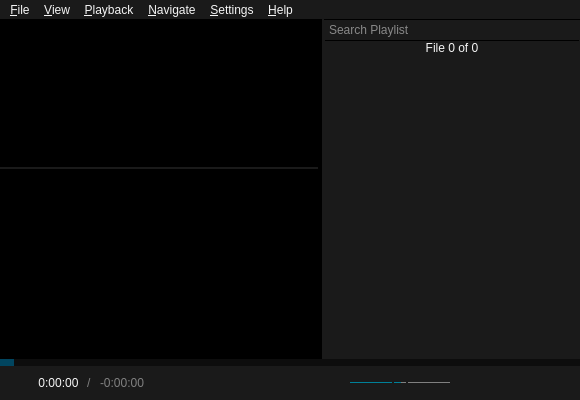
Qt form src/ui/mainwindow.ui (u8sand/Baka-MPlayer) before a commit.
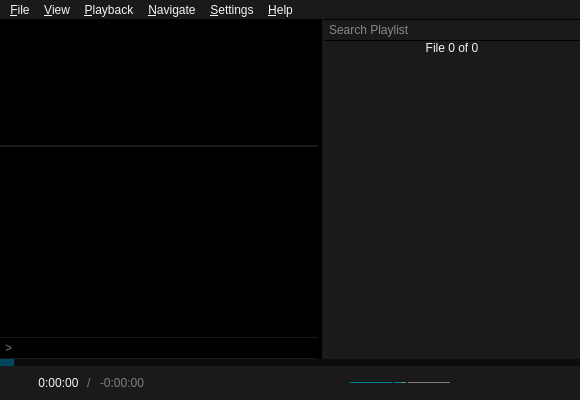
The same form after that commit. Icons and pictures are not drawn. Custom widgets are drawn as their Qt base class.

Commit message: mainwindow.ui: add command input box

```diff
--- a/src/ui/mainwindow.ui
+++ b/src/ui/mainwindow.ui
@@ -68,7 +68,8 @@
 
 QSplitter::handle,
 #mpvFrame,
-#outputTextEdit {
+#outputTextEdit,
+#inputLineEdit {
 	background: black;
 }
 
@@ -77,6 +78,17 @@
 	border-top: 2px solid #1A1A1A;
 }
 
+#inputLineEdit {
+	font: 12px &quot;Courier New&quot;,monospace;
+	padding: 2px;
+	border-style: solid;
+	border-width: 1px;
+	border-color: #1A1A1A black;
+}
+#inputLineEdit:focus {
+	border-color: #008098;
+}
+
 /* Playlist */
 
 #searchBox {
@@ -150,7 +162,7 @@
 }</string>
   </property>
   <widget class="QWidget" name="centralwidget">
-   <layout class="QVBoxLayout" name="verticalLayout">
+   <layout class="QVBoxLayout" name="verticalLayout_2">
     <property name="spacing">
      <number>0</number>
     </property>
@@ -167,9 +179,9 @@
      <number>0</number>
     </property>
     <item>
-     <widget class="CustomSplitter" name="splitter">
+     <widget class="QSplitter" name="splitter">
       <property name="enabled">
-       <bool>false</bool>
+       <bool>true</bool>
       </property>
       <property name="orientation">
        <enum>Qt::Horizontal</enum>
@@ -178,7 +190,7 @@
        <property name="sizePolicy">
         <sizepolicy hsizetype="Preferred" vsizetype="Expanding">
          <horstretch>1</horstretch>
-         <verstretch>0</verstretch>
+         <verstretch>1</verstretch>
         </sizepolicy>
        </property>
        <property name="orientation">
@@ -198,6 +210,24 @@
          <enum>Qt::NoFocus</enum>
         </property>
        </widget>
+       <widget class="QWidget" name="verticalWidget" native="true">
+        <layout class="QVBoxLayout" name="verticalLayout">
+         <property name="spacing">
+          <number>0</number>
+         </property>
+         <property name="leftMargin">
+          <number>0</number>
+         </property>
+         <property name="topMargin">
+          <number>0</number>
+         </property>
+         <property name="rightMargin">
+          <number>0</number>
+         </property>
+         <property name="bottomMargin">
+          <number>0</number>
+         </property>
+         <item>
        <widget class="QPlainTextEdit" name="outputTextEdit">
         <property name="contextMenuPolicy">
          <enum>Qt::PreventContextMenu</enum>
@@ -215,6 +245,25 @@
          <bool>true</bool>
         </property>
        </widget>
+         </item>
+         <item>
+          <widget class="QLineEdit" name="inputLineEdit">
+           <property name="mouseTracking">
+            <bool>false</bool>
+           </property>
+           <property name="focusPolicy">
+            <enum>Qt::ClickFocus</enum>
+           </property>
+           <property name="placeholderText">
+            <string>&gt;</string>
+           </property>
+           <property name="clearButtonEnabled">
+            <bool>true</bool>
+           </property>
+          </widget>
+         </item>
+        </layout>
+       </widget>
       </widget>
       <widget class="QWidget" name="playlistLayoutWidget" native="true">
        <property name="sizePolicy">
```
Left out of the diff: 8 changed lines with no effect on the pictures. Lines whose indentation alone changed are shown as unchanged.
